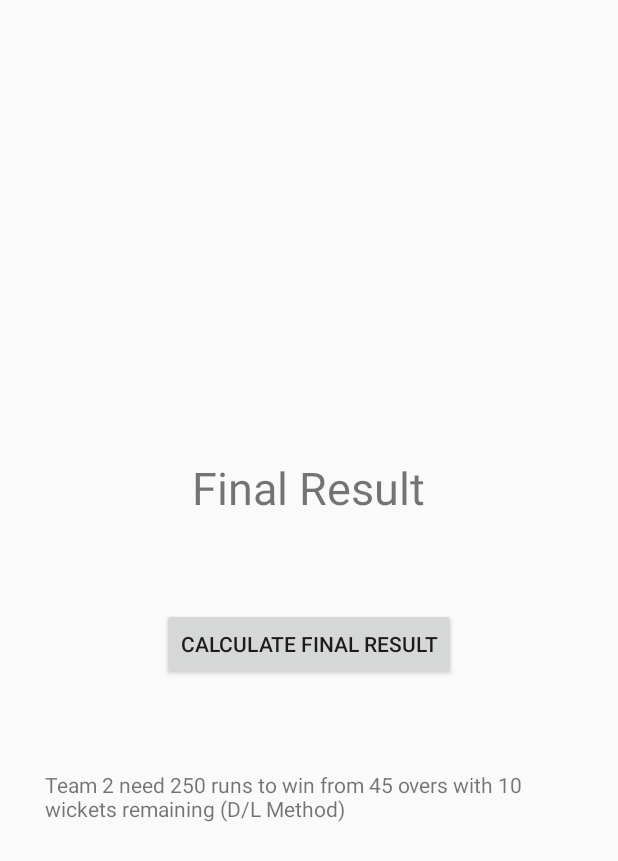
After one commit to pankajb64/duckworth-lewis-d-l-calculator-android, an Android app: the layout fragment_final_result.xml on its own in the app's theme, with its tools: preview values and no code run, on a phone screen of 412 x 824 dp. The commit adds this screen. Shown: the top 861 px of the screen. Run offline under Robolectric (Android 15) with nearby library versions, the phone set to English and light mode, and no system bars.

Commit message:
Created Final Result Fragment

```diff
--- a/app/src/main/java/com/fl/dlc/Team2DetailsFragment.java
+++ b/app/src/main/java/com/fl/dlc/FinalResultFragment.java
@@ -12,12 +12,12 @@ import android.view.ViewGroup;
 /**
  * A simple {@link Fragment} subclass.
  * Activities that contain this fragment must implement the
- * {@link Team2DetailsFragment.OnFragmentInteractionListener} interface
+ * {@link FinalResultFragment.OnFragmentInteractionListener} interface
  * to handle interaction events.
- * Use the {@link Team2DetailsFragment#newInstance} factory method to
+ * Use the {@link FinalResultFragment#newInstance} factory method to
  * create an instance of this fragment.
  */
-public class Team2DetailsFragment extends Fragment {
+public class FinalResultFragment extends Fragment {
     // TODO: Rename parameter arguments, choose names that match
     // the fragment initialization parameters, e.g. ARG_ITEM_NUMBER
     private static final String ARG_PARAM1 = "param1";
@@ -29,7 +29,7 @@ public class Team2DetailsFragment extends Fragment {
 
     private OnFragmentInteractionListener mListener;
 
-    public Team2DetailsFragment() {
+    public FinalResultFragment() {
         // Required empty public constructor
     }
 
@@ -39,11 +39,11 @@ public class Team2DetailsFragment extends Fragment {
      *
      * @param param1 Parameter 1.
      * @param param2 Parameter 2.
-     * @return A new instance of fragment Team2DetailsFragment.
+     * @return A new instance of fragment FinalResultFragment.
      */
     // TODO: Rename and change types and number of parameters
-    public static Team2DetailsFragment newInstance(String param1, String param2) {
-        Team2DetailsFragment fragment = new Team2DetailsFragment();
+    public static FinalResultFragment newInstance(String param1, String param2) {
+        FinalResultFragment fragment = new FinalResultFragment();
         Bundle args = new Bundle();
         args.putString(ARG_PARAM1, param1);
         args.putString(ARG_PARAM2, param2);
@@ -64,7 +64,7 @@ public class Team2DetailsFragment extends Fragment {
     public View onCreateView(LayoutInflater inflater, ViewGroup container,
                              Bundle savedInstanceState) {
         // Inflate the layout for this fragment
-        return inflater.inflate(R.layout.fragment_team2_details, container, false);
+        return inflater.inflate(R.layout.fragment_final_result, container, false);
     }
 
     // TODO: Rename method, update argument and hook method into UI event
--- /dev/null
+++ b/app/src/main/res/layout/fragment_final_result.xml
@@ -0,0 +1,33 @@
+<LinearLayout xmlns:android="http://schemas.android.com/apk/res/android"
+    xmlns:tools="http://schemas.android.com/tools"
+    android:layout_width="match_parent"
+    android:layout_height="match_parent"
+    android:gravity="center"
+    android:orientation="vertical"
+    tools:context="com.fl.dlc.FinalResultFragment">
+
+    <TextView
+        android:id="@+id/final_result_header"
+        android:layout_width="wrap_content"
+        android:layout_height="wrap_content"
+        android:layout_margin="30dp"
+        android:text="@string/final_result_header"
+        android:textSize="30sp" />
+
+    <Button
+        android:id="@+id/calculate_final_result_button"
+        android:layout_width="wrap_content"
+        android:layout_height="wrap_content"
+        android:layout_marginTop="30dp"
+        android:text="@string/calculate_final_result_button_text" />
+
+    <TextView
+        android:id="@+id/final_result_status"
+        android:layout_width="wrap_content"
+        android:layout_height="wrap_content"
+        android:layout_marginTop="60dp"
+        android:paddingLeft="30dp"
+        android:paddingRight="30dp"
+        android:text="@string/final_result_status" />
+
+</LinearLayout>
--- a/app/src/main/res/values/strings.xml
+++ b/app/src/main/res/values/strings.xml
@@ -39,7 +39,9 @@
     <string name="team2_add_edit_suspension_button_text">Add/Edit Suspensions for Team 2</string>
     <string name="team2_final_score_header">Total Runs for Team 2:</string>
     <string name="team2_final_score_desc">(Enter total runs only if match is over)</string>
-    <string name="team2_details_next_button_text">Calculate Final Result</string>
+    <string name="team2_details_next_button_text">Next - Get Final Result</string>
 
-
+    <string name="final_result_header">Final Result</string>
+    <string name="calculate_final_result_button_text">Calculate Final Result</string>
+    <string name="final_result_status">Team 2 need 250 runs to win from 45 overs with 10 wickets remaining (D/L Method)</string>
 </resources>
```
Also changed, not shown: app/src/main/res/layout/fragment_team1_details.xml (renamed from app/src/main/res/layout/fragment_team1_details_fragment.xml).
